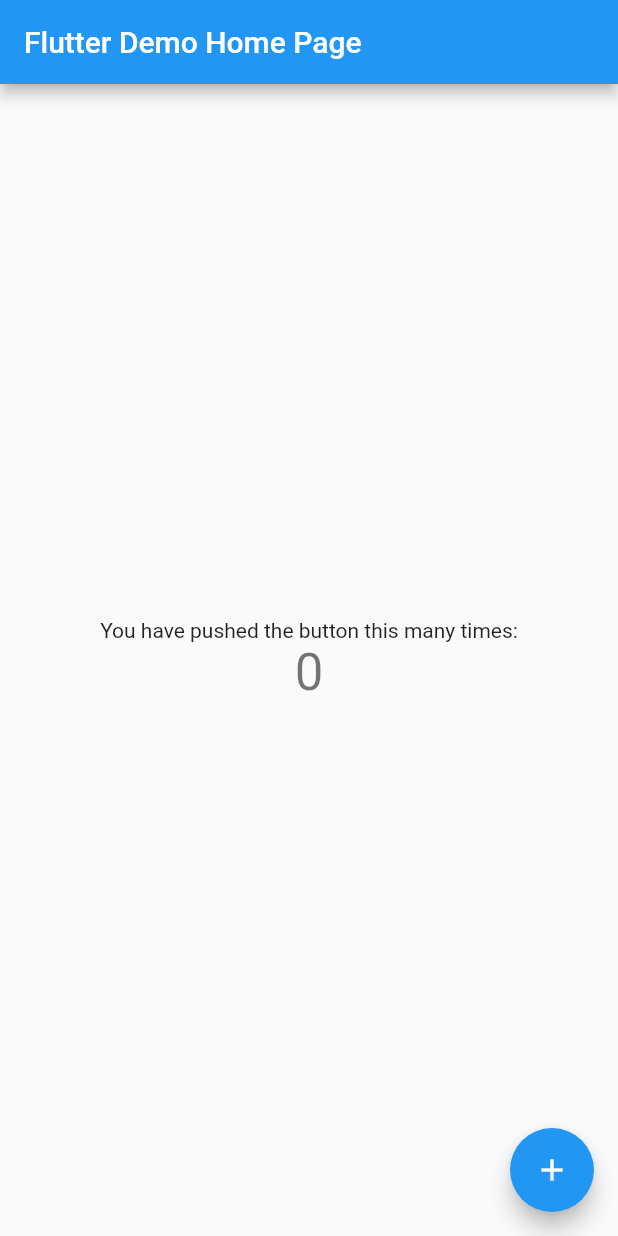
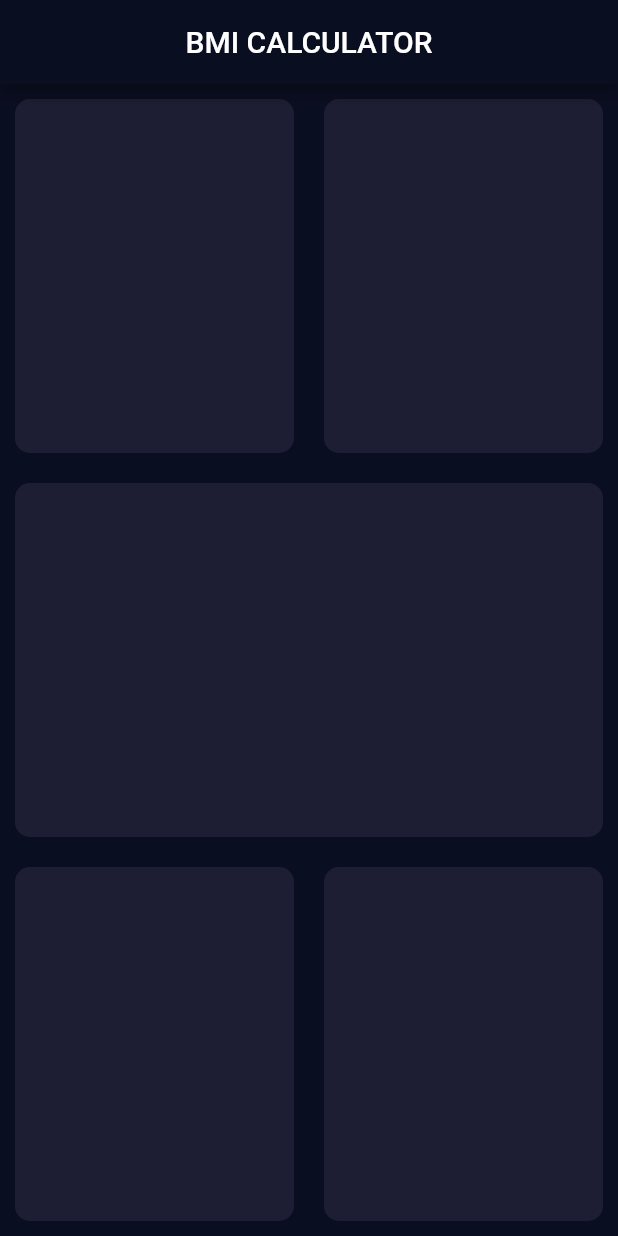
Before and after one commit to malikrasaq/my-flutter-starter-projects, a Flutter app: the screen it shows after launch, on a phone screen of 412 x 824 dp. Run offline on Flutter 3.47's test engine with Material 2 defaults, Android fonts, the phone set to English and light mode, and no system bars; our stand-ins replace audioplayers, rflutter_alert.

Commit message:
Added skeleton UI

```diff
--- /dev/null
+++ b/bmi_calculator/lib/input_page.dart
@@ -0,0 +1,75 @@
+import 'package:flutter/material.dart';
+
+class InputPage extends StatefulWidget {
+  const InputPage({Key? key}) : super(key: key);
+
+  @override
+  _InputPageState createState() => _InputPageState();
+}
+
+class _InputPageState extends State<InputPage> {
+  @override
+  Widget build(BuildContext context) {
+    return Scaffold(
+      appBar: AppBar(
+        title: const Text('BMI CALCULATOR'),
+        centerTitle: true,
+      ),
+      body: Column(
+        children: [
+          Expanded(child: Row(children: [
+              Expanded(child:  Container(
+                  margin: const EdgeInsets.all(10.0),
+                  decoration: BoxDecoration(
+                  borderRadius: BorderRadius.circular(10.0),
+                  color: const Color(0xFF1D1E33),),
+              ),
+              ),
+              Expanded(
+                    child: Container(
+                      margin: const EdgeInsets.all(10.0),
+                      decoration: BoxDecoration(
+                        borderRadius: BorderRadius.circular(10.0),
+                        color: const Color(0xFF1D1E33),
+                      ),
+                    ),
+                  ),
+          ],),
+          ),
+              Expanded(child: Container(
+                      margin: const EdgeInsets.all(10.0),
+                      decoration: BoxDecoration(
+                        borderRadius: BorderRadius.circular(10.0),
+                        color: const Color(0xFF1D1E33),
+                      ),
+                    ),
+                    ),
+              Expanded(
+            child: Row(
+              children: [
+                Expanded(
+                  child: Container(
+                    margin: const EdgeInsets.all(10.0),
+                    decoration: BoxDecoration(
+                      borderRadius: BorderRadius.circular(10.0),
+                      color: const Color(0xFF1D1E33),
+                    ),
+                  ),
+                ),
+                Expanded(
+                  child: Container(
+                    margin: const EdgeInsets.all(10.0),
+                    decoration: BoxDecoration(
+                      borderRadius: BorderRadius.circular(10.0),
+                      color: const Color(0xFF1D1E33),
+                    ),
+                  ),
+                ),
+              ],
+            ),
+          ),
+        ],
+      ),
+      );
+  }
+}
--- a/bmi_calculator/lib/main.dart
+++ b/bmi_calculator/lib/main.dart
@@ -1,3 +1,4 @@
+import 'input_page.dart';
 import 'package:flutter/material.dart';
 
 void main() {
@@ -5,111 +6,16 @@
 }
 
 class MyApp extends StatelessWidget {
-  const MyApp({Key? key}) : super(key: key);
+  const MyApp({ Key? key }) : super(key: key);
 
-  // This widget is the root of your application.
   @override
   Widget build(BuildContext context) {
     return MaterialApp(
-      title: 'Flutter Demo',
-      theme: ThemeData(
-        // This is the theme of your application.
-        //
-        // Try running your application with "flutter run". You'll see the
-        // application has a blue toolbar. Then, without quitting the app, try
-        // changing the primarySwatch below to Colors.green and then invoke
-        // "hot reload" (press "r" in the console where you ran "flutter run",
-        // or simply save your changes to "hot reload" in a Flutter IDE).
-        // Notice that the counter didn't reset back to zero; the application
-        // is not restarted.
-        primarySwatch: Colors.blue,
+      theme: ThemeData.dark().copyWith(
+        appBarTheme: const AppBarTheme(backgroundColor: Color(0XFF0A0E21)),
+        scaffoldBackgroundColor: const Color(0XFF0A0E21),
       ),
-      home: const MyHomePage(title: 'Flutter Demo Home Page'),
+       home: const InputPage(),
     );
   }
 }
-
-class MyHomePage extends StatefulWidget {
-  const MyHomePage({Key? key, required this.title}) : super(key: key);
-
-  // This widget is the home page of your application. It is stateful, meaning
-  // that it has a State object (defined below) that contains fields that affect
-  // how it looks.
-
-  // This class is the configuration for the state. It holds the values (in this
-  // case the title) provided by the parent (in this case the App widget) and
-  // used by the build method of the State. Fields in a Widget subclass are
-  // always marked "final".
-
-  final String title;
-
-  @override
-  State<MyHomePage> createState() => _MyHomePageState();
-}
-
-class _MyHomePageState extends State<MyHomePage> {
-  int _counter = 0;
-
-  void _incrementCounter() {
-    setState(() {
-      // This call to setState tells the Flutter framework that something has
-      // changed in this State, which causes it to rerun the build method below
-      // so that the display can reflect the updated values. If we changed
-      // _counter without calling setState(), then the build method would not be
-      // called again, and so nothing would appear to happen.
-      _counter++;
-    });
-  }
-
-  @override
-  Widget build(BuildContext context) {
-    // This method is rerun every time setState is called, for instance as done
-    // by the _incrementCounter method above.
-    //
-    // The Flutter framework has been optimized to make rerunning build methods
-    // fast, so that you can just rebuild anything that needs updating rather
-    // than having to individually change instances of widgets.
-    return Scaffold(
-      appBar: AppBar(
-        // Here we take the value from the MyHomePage object that was created by
-        // the App.build method, and use it to set our appbar title.
-        title: Text(widget.title),
-      ),
-      body: Center(
-        // Center is a layout widget. It takes a single child and positions it
-        // in the middle of the parent.
-        child: Column(
-          // Column is also a layout widget. It takes a list of children and
-          // arranges them vertically. By default, it sizes itself to fit its
-          // children horizontally, and tries to be as tall as its parent.
-          //
-          // Invoke "debug painting" (press "p" in the console, choose the
-          // "Toggle Debug Paint" action from the Flutter Inspector in Android
-          // Studio, or the "Toggle Debug Paint" command in Visual Studio Code)
-          // to see the wireframe for each widget.
-          //
-          // Column has various properties to control how it sizes itself and
-          // how it positions its children. Here we use mainAxisAlignment to
-          // center the children vertically; the main axis here is the vertical
-          // axis because Columns are vertical (the cross axis would be
-          // horizontal).
-          mainAxisAlignment: MainAxisAlignment.center,
-          children: <Widget>[
-            const Text(
-              'You have pushed the button this many times:',
-            ),
-            Text(
-              '$_counter',
-              style: Theme.of(context).textTheme.headline4,
-            ),
-          ],
-        ),
-      ),
-      floatingActionButton: FloatingActionButton(
-        onPressed: _incrementCounter,
-        tooltip: 'Increment',
-        child: const Icon(Icons.add),
-      ), // This trailing comma makes auto-formatting nicer for build methods.
-    );
-  }
-}
--- a/dicee_app/lib/main.dart
+++ b/dicee_app/lib/main.dart
@@ -7,7 +7,7 @@
       home: Scaffold(
         backgroundColor: Colors.purple,
         appBar: AppBar(
-          title: Text('DiceeApp'),
+          title: const Text('DiceeApp'),
           centerTitle: true,
           backgroundColor: Colors.purple,
         ),
--- a/quiz_app/lib/main.dart
+++ b/quiz_app/lib/main.dart
@@ -39,7 +39,7 @@
     bool correct = quizBrain.qetQuestionAnswer();
     setState(() {
       if (quizBrain.isFinished() == true) {
-        Alert(context: context, title: "Finished", desc: "You\'ve reached the end of the quiz.")
+        Alert(context: context, title: "Finished", desc: "You've reached the end of the quiz.")
             .show();
         quizBrain.reset();
 
--- a/quiz_app/lib/quiz_brain.dart
+++ b/quiz_app/lib/quiz_brain.dart
@@ -10,7 +10,7 @@
     Question('You can lead a cow down stairs but not up stairs.', false),
     Question('Approximately one quarter of human bones are in the feet.', true),
     Question('A slug\'s blood is green.', true),
-    Question('Buzz Aldrin\'s mother\'s maiden name was \"Moon\".', true),
+    Question('Buzz Aldrin\'s mother\'s maiden name was "Moon".', true),
     Question('It is illegal to pee in the Ocean in Portugal.', true),
     Question(
         'No piece of square dry paper can be folded in half more than 7 times.',
@@ -24,7 +24,7 @@
     Question(
         'The total surface area of two human lungs is approximately 70 square metres.',
         true),
-    Question('Google was originally called \"Backrub\".', true),
+    Question('Google was originally called "Backrub".', true),
     Question(
         'Chocolate affects a dog\'s heart and nervous system; a few ounces are enough to kill a small dog.',
         true),
```
